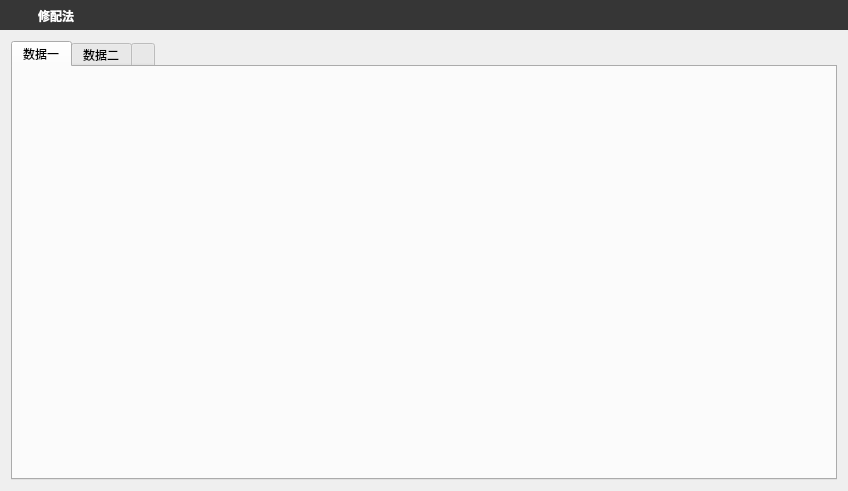
Old version of the form fitting_method.ui in the repository JasonLSS/MT_GUI.
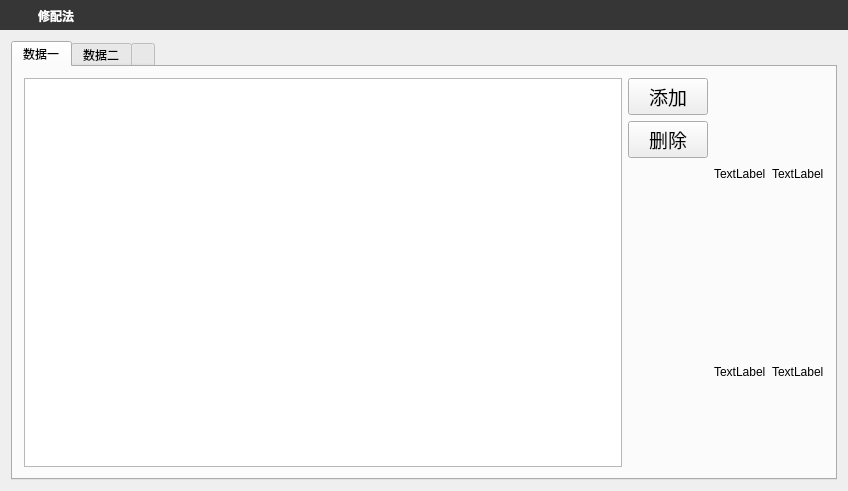
New version of the form.

```diff
--- a/fitting_method.ui
+++ b/fitting_method.ui
@@ -285,7 +285,107 @@
           <attribute name="title">
            <string>数据一</string>
           </attribute>
-          <layout class="QHBoxLayout" name="horizontalLayout_9" stretch=""/>
+          <layout class="QHBoxLayout" name="horizontalLayout_9">
+           <item>
+            <widget class="QTableWidget" name="tableWidget">
+             <property name="styleSheet">
+              <string notr="true">QTableWidget
+{
+alternate-background-color:rgb(48,51,55);
+selection-background-color:rgb(43,125,255);
+}
+
+QHeaderView::section
+{
+background-color: qlineargradient(x1:0, y1:0, x2:0, y2:1, stop:0 rgb(86,148,255),stop:1 rgb(210,210,255));
+color: rgb(0,0,0);
+padding-left: 4px;border: 1px solid #383838;
+}
+
+</string>
+             </property>
+            </widget>
+           </item>
+           <item>
+            <layout class="QVBoxLayout" name="verticalLayout_3">
+             <item>
+              <widget class="QPushButton" name="AddButton">
+               <property name="font">
+                <font>
+                 <family>微软雅黑</family>
+                 <pointsize>14</pointsize>
+                </font>
+               </property>
+               <property name="text">
+                <string>添加</string>
+               </property>
+              </widget>
+             </item>
+             <item>
+              <widget class="QPushButton" name="DeleteButton">
+               <property name="font">
+                <font>
+                 <family>微软雅黑</family>
+                 <pointsize>14</pointsize>
+                </font>
+               </property>
+               <property name="text">
+                <string>删除</string>
+               </property>
+              </widget>
+             </item>
+             <item>
+              <spacer name="verticalSpacer">
+               <property name="orientation">
+                <enum>Qt::Vertical</enum>
+               </property>
+               <property name="sizeHint" stdset="0">
+                <size>
+                 <width>20</width>
+                 <height>40</height>
+                </size>
+               </property>
+              </spacer>
+             </item>
+            </layout>
+           </item>
+           <item>
+            <layout class="QVBoxLayout" name="verticalLayout_2">
+             <item>
+              <layout class="QGridLayout" name="gridLayout">
+               <item row="0" column="0">
+                <widget class="QLabel" name="label_2">
+                 <property name="text">
+                  <string>TextLabel</string>
+                 </property>
+                </widget>
+               </item>
+               <item row="1" column="0">
+                <widget class="QLabel" name="label">
+                 <property name="text">
+                  <string>TextLabel</string>
+                 </property>
+                </widget>
+               </item>
+               <item row="0" column="1">
+                <widget class="QLabel" name="label_3">
+                 <property name="text">
+                  <string>TextLabel</string>
+                 </property>
+                </widget>
+               </item>
+               <item row="1" column="1">
+                <widget class="QLabel" name="label_4">
+                 <property name="text">
+                  <string>TextLabel</string>
+                 </property>
+                </widget>
+               </item>
+              </layout>
+             </item>
+            </layout>
+           </item>
+          </layout>
          </widget>
          <widget class="QWidget" name="tab_2">
           <attribute name="title">
```
Left out of the diff: 12 changed lines with no effect on the pictures.
